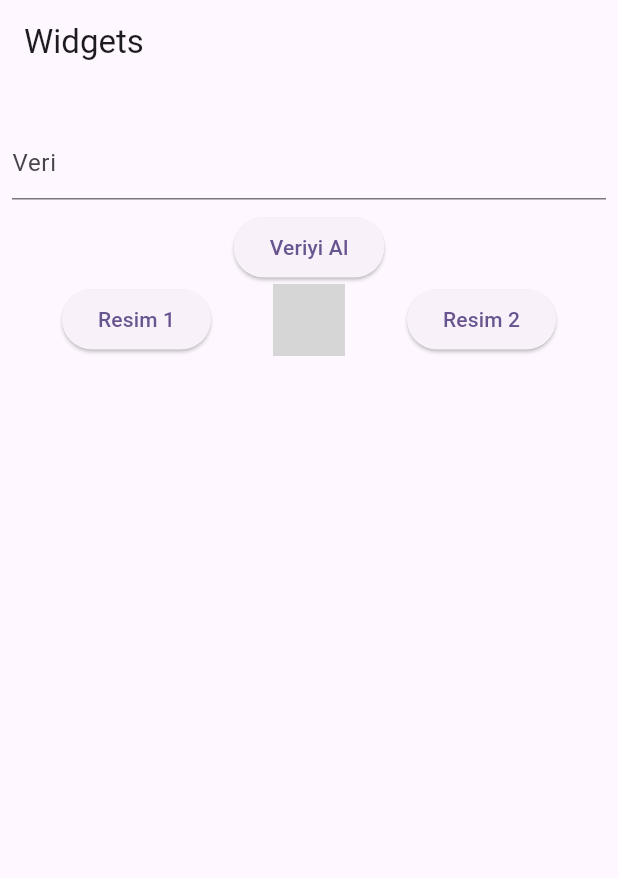
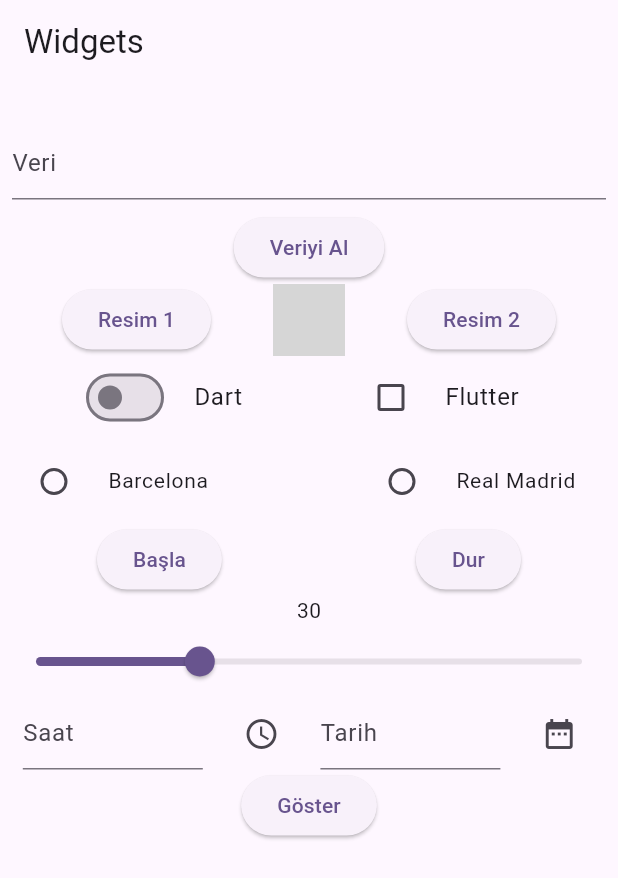
Before and after one commit to AsudeAgaya0/flutter-calisma-devam, a Flutter app: the screen it shows after launch, on a phone screen of 412 x 824 dp. Shown: the top 878 px of the screen. Run offline on Flutter 3.47's test engine with Material 3 defaults, Android fonts, the phone set to English and light mode, and no system bars; missing offline and left inert: dart:html; network calls fail; grey boxes are pictures that could not be loaded.

Commit message:
update widgets

```diff
--- a/widget_kullanimi/lib/anasayfa.dart
+++ b/widget_kullanimi/lib/anasayfa.dart
@@ -1,3 +1,5 @@
+import 'dart:html';
+
 import 'package:flutter/material.dart';
 
 class Anasayfa extends StatefulWidget {
@@ -12,6 +14,13 @@ class _AnasayfaState extends State<Anasayfa> {
   var tfController = TextEditingController();
   String alinanVeri = "";
   String resimAdi = "baklava.png";
+  bool switchKontrol = false;
+  bool checkboxKontrol = false;
+  int radioDeger = 0;
+  bool progressKontrol = false;
+  double ilerleme = 30.0;
+  var tfSaat = TextEditingController();
+  var tfTarih = TextEditingController();
 
   @override
   Widget build(BuildContext context) {
@@ -56,6 +65,116 @@ class _AnasayfaState extends State<Anasayfa> {
 
               ],
             ),
+            Row(
+              mainAxisAlignment: MainAxisAlignment.spaceEvenly,
+              children: [
+                SizedBox(
+                  width: 150,
+                  child: SwitchListTile(
+                      title: const Text("Dart"),
+                      controlAffinity: ListTileControlAffinity.leading, //ikon solda dursun dedik
+                      value: switchKontrol,
+                      onChanged: (veri){
+                        setState(() {
+                          switchKontrol = veri;
+                        });
+                      }),
+                ),
+                SizedBox(
+                  width: 150,
+                  child: CheckboxListTile(
+                      title: const Text("Flutter"),
+                      controlAffinity: ListTileControlAffinity.leading, //ikon solda dursun dedik
+                      value: checkboxKontrol,
+                      onChanged: (veri){
+                        setState(() {
+                          checkboxKontrol = veri!;
+                        });
+                      }),
+                ),
+
+              ],
+            ),
+            Row(
+              mainAxisAlignment: MainAxisAlignment.spaceBetween,
+              children: [
+                SizedBox(
+                  width: 180,
+                  child: RadioListTile(
+                      title: const Text("Barcelona", style: TextStyle(fontSize: 14),),
+                      value: 1,
+                      groupValue: radioDeger,
+                      onChanged: (veri){
+                        setState(() {
+                          radioDeger = veri!;
+                        });
+                      }),
+                ),
+                SizedBox(
+                  width: 180,
+                  child: RadioListTile(
+                      title: const Text("Real Madrid", style: TextStyle(fontSize: 14),),
+                      value: 2,
+                      groupValue: radioDeger,
+                      onChanged: (veri){
+                        setState(() {
+                          radioDeger = veri!;
+                        });
+                      }),
+                ),
+
+              ],
+            ),
+            Row(
+              mainAxisAlignment: MainAxisAlignment.spaceEvenly,
+              children: [
+                ElevatedButton(onPressed: (){
+                  setState(() {
+                    progressKontrol = true;
+                  });
+                }, child: const Text("Başla")),
+                Visibility(visible: progressKontrol, child: const CircularProgressIndicator()),
+                ElevatedButton(onPressed: (){
+                  setState(() {
+                    progressKontrol = false;
+                  });
+                }, child: const Text("Dur")),
+
+              ],
+            ),
+            Text(ilerleme.toInt().toString()),
+            Slider(max: 100.0, min: 0.0, value: ilerleme, onChanged: (veri){
+              setState(() {
+                ilerleme = veri;
+              });
+            }),
+
+            Row(mainAxisAlignment: MainAxisAlignment.spaceEvenly,
+              children: [
+                SizedBox(width: 120,
+                  child: TextField(
+                    controller: tfSaat,
+                    decoration: const InputDecoration(hintText: "Saat"),
+                  ),
+                ),
+                IconButton(onPressed: (){}, icon: const Icon(Icons.access_time)),
+                SizedBox(width: 120,
+                  child: TextField(controller: tfTarih,decoration: const InputDecoration(hintText: "Tarih"),),
+                ),
+                IconButton(onPressed: (){}, icon: const Icon(Icons.date_range)),
+              ],
+            ),
+
+
+
+
+
+            ElevatedButton(onPressed: (){
+              print("Switch durum: $switchKontrol");
+              print("Checkbox durum: $checkboxKontrol");
+              print("Radio durum: $radioDeger");
+              print("Slider durum: $ilerleme");
+            }, child: const Text("Göster")),
           ],
         ),
       ),
```
